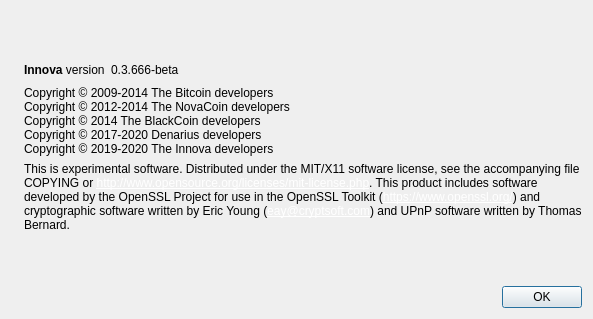
Before: the Qt Designer form src/qt/forms/aboutdialog.ui in innova-foundation/innova, drawn with Qt 5.
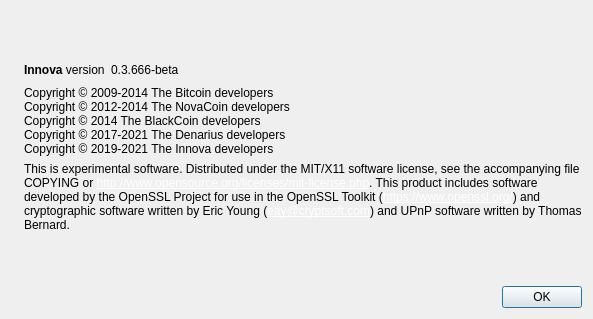
After: the same form once the commit is applied. Icons and pictures are not drawn.

Diff of the .ui file:
```diff
--- a/src/qt/forms/aboutdialog.ui
+++ b/src/qt/forms/aboutdialog.ui
@@ -94,8 +94,8 @@
         <string>Copyright © 2009-2014 The Bitcoin developers
 Copyright © 2012-2014 The NovaCoin developers
 Copyright © 2014 The BlackCoin developers
-Copyright © 2017-2020 Denarius developers
-Copyright © 2019-2020 The Innova developers</string>
+Copyright © 2017-2021 The Denarius developers
+Copyright © 2019-2021 The Innova developers</string>
        </property>
        <property name="textInteractionFlags">
         <set>Qt::LinksAccessibleByMouse|Qt::TextSelectableByKeyboard|Qt::TextSelectableByMouse</set>
```
